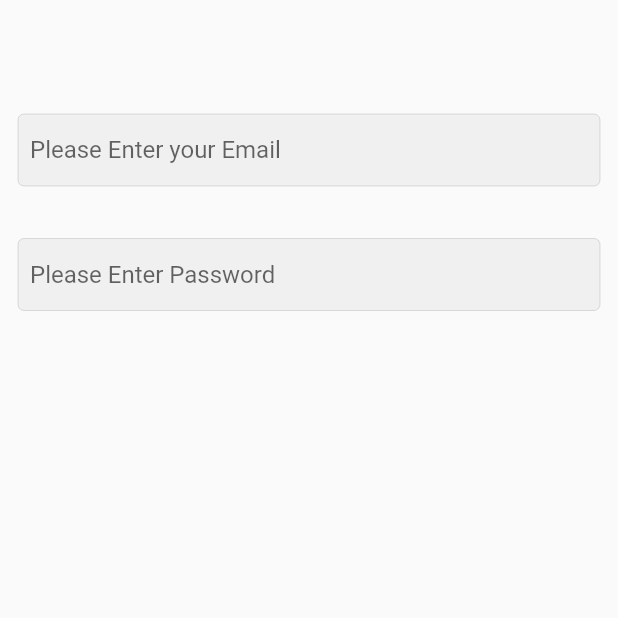
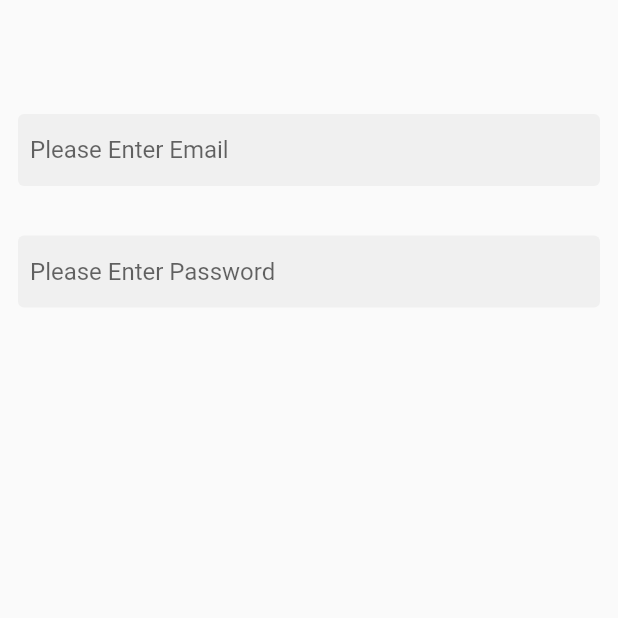
Before and after one commit to EslamElkurdi/E-Commerce-App, a Flutter app: the screen it shows after launch, on a phone screen of 412 x 824 dp, the top half of it. Run offline on Flutter 3.47's test engine with Material 2 defaults, Android fonts, the phone set to English and light mode, and no system bars.

Commit message:
IslamGamal Delete My TextField and Create two text field using constant file

```diff
--- a/lib/screens/login_screen.dart
+++ b/lib/screens/login_screen.dart
@@ -1,5 +1,6 @@
-import 'package:e_commerce/shared/custom_text_field.dart';
 import 'package:flutter/material.dart';
+
+import '../shared/constants/constants.dart';
 
 class LoginScreen extends StatelessWidget {
   const LoginScreen({Key? key}) : super(key: key);
@@ -10,26 +11,25 @@ class LoginScreen extends StatelessWidget {
       body: Padding(
         padding: const EdgeInsets.all(12.0),
         child: Column(
-          children: const [
-            SizedBox(
+          children:   [
+            const SizedBox(
               height: 64.0,
             ),
-            MyTextField(
-                isPassword: false,
-                hintText: 'Please Enter your Email',
-                textInputType: TextInputType.emailAddress,
+            TextField(
+              keyboardType: TextInputType.emailAddress,
+              obscureText: false,
+              decoration: InputDecortion.copyWith(hintText: 'Please Enter Email',)
+          ),
+            const SizedBox(
+              height: 33.0,
             ),
-            SizedBox(
-              height: 35.0,
-            ),
-            MyTextField(
-              isPassword: true,
-              hintText: 'Please Enter Password',
-              textInputType: TextInputType.text,
-            ),
-          ],
+            TextField(
+                keyboardType: TextInputType.text,
+                obscureText: true,
+                decoration: InputDecortion.copyWith(hintText: 'Please Enter Password'),
         ),
-      ),
-    );
+    ]
+    ),
+      ));
   }
 }
--- a/lib/shared/constants/constants.dart
+++ b/lib/shared/constants/constants.dart
@@ -0,0 +1,12 @@
+import 'package:flutter/material.dart';
+
+const InputDecortion = InputDecoration(
+// To delete borders
+  enabledBorder: OutlineInputBorder(borderSide: BorderSide.none),
+  focusedBorder: OutlineInputBorder(
+    borderSide: BorderSide(color: Colors.grey),
+  ),
+// fillColor: Colors.red,
+  filled: true,
+  contentPadding: EdgeInsets.all(8),
+);
--- a/lib/shared/custom_text_field.dart
+++ /dev/null
@@ -1,32 +0,0 @@
-import 'package:flutter/material.dart';
-
-class MyTextField extends StatelessWidget {
-
-  final bool isPassword;
-  final TextInputType textInputType;
-  final String hintText;
-
-  const MyTextField({super.key,
-    required this.isPassword,
-    required this.hintText,
-    required this.textInputType,
-});
-
-  @override
-  Widget build(BuildContext context) {
-    return TextField(
-        keyboardType: textInputType,
-        obscureText: isPassword,
-        decoration: InputDecoration(
-          hintText: hintText,
-          // To delete borders
-          enabledBorder: OutlineInputBorder(
-            borderSide: Divider.createBorderSide(context),),
-          focusedBorder: const OutlineInputBorder(
-            borderSide: BorderSide(color: Colors.grey,),),
-          // fillColor: Colors.red,
-          filled: true,
-          contentPadding: const EdgeInsets.all(8),
-        ));
-  }
-}
```
